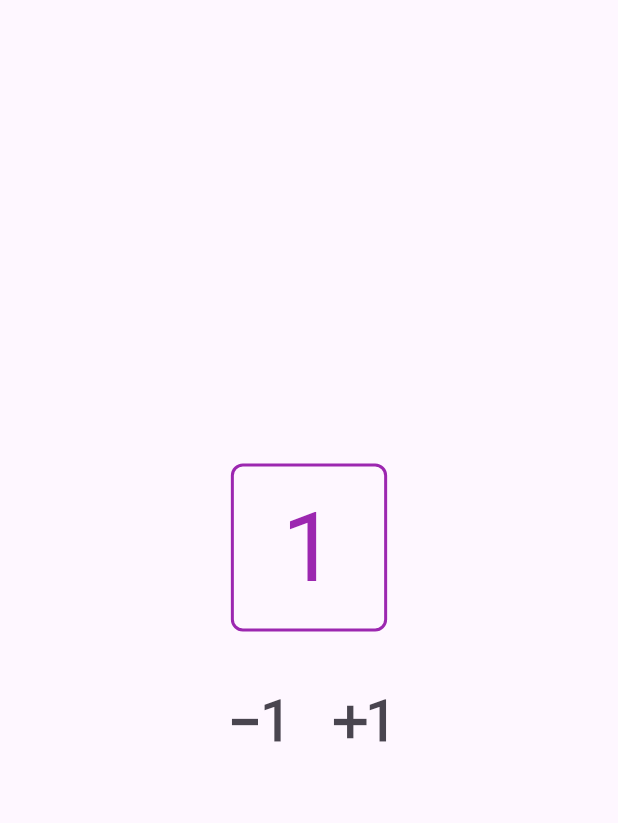
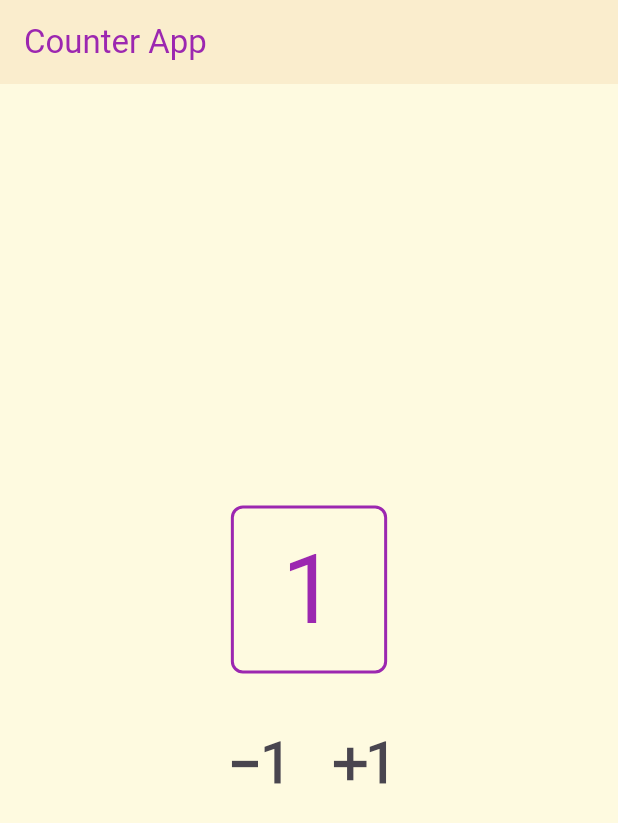
Before and after one commit to iulvimercan/flutter_CounterApp, a Flutter app: the screen it shows after launch, after a tap on the "exposure plus 1" icon, on a phone screen of 412 x 824 dp. Shown: the top 823 px of the screen. Run offline on Flutter 3.47's test engine with Material 3 defaults, Android fonts, the phone set to English and light mode, and no system bars.

Commit message:
colors and appbar

```diff
--- a/lib/main.dart
+++ b/lib/main.dart
@@ -1,12 +1,25 @@
 import 'package:flutter/material.dart';
 import 'package:counter_app/counter.dart';
+import 'package:counter_app/colors.dart';
 
 void main() {
   runApp(
-      const MaterialApp(
+      MaterialApp(
         home: Scaffold(
-          body: Center(
-            child: Counter(),
+          appBar: AppBar(
+            title: const Text(
+                'Counter App',
+                style: TextStyle(
+                  color: Colors.purple,
+                ),
+            ),
+            backgroundColor: AppColors.primary,
+          ),
+          body: Container(
+            color: AppColors.light,
+            child: const Center(
+                child: Counter()
+            ),
           ),
         ),
       ),
```
Also changed, not shown: lib/colors.dart (added, +11 -0 lines).
